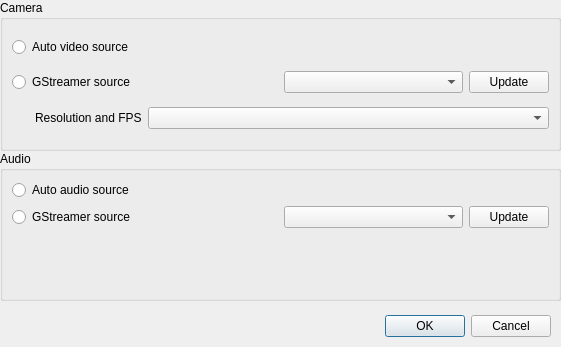
Before: the Qt Designer form preferences.ui in aliakseis/webrtc-ui, drawn with Qt 5.
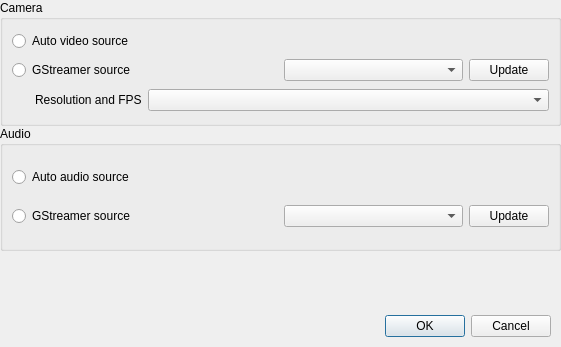
After: the same form once the commit is applied.

Diff of the .ui file:
```diff
--- a/preferences.ui
+++ b/preferences.ui
@@ -25,7 +25,7 @@
      <x>0</x>
      <y>0</y>
      <width>561</width>
-     <height>301</height>
+     <height>251</height>
     </rect>
    </property>
    <layout class="QVBoxLayout" name="horizontalLayout_4" stretch="0,0">
@@ -195,39 +195,6 @@
          </item>
         </layout>
        </item>
-       <item row="2" column="0" colspan="2">
-        <layout class="QHBoxLayout" name="verticalLayout_9">
-         <item>
-          <widget class="QLabel" name="label_audio">
-           <property name="sizePolicy">
-            <sizepolicy hsizetype="Fixed" vsizetype="Preferred">
-             <horstretch>0</horstretch>
-             <verstretch>0</verstretch>
-            </sizepolicy>
-           </property>
-           <property name="text">
-            <string/>
-           </property>
-          </widget>
-         </item>
-         <item>
-          <spacer name="horizontalSpacer">
-           <property name="orientation">
-            <enum>Qt::Horizontal</enum>
-           </property>
-           <property name="sizeType">
-            <enum>QSizePolicy::Minimum</enum>
-           </property>
-           <property name="sizeHint" stdset="0">
-            <size>
-             <width>10</width>
-             <height>20</height>
-            </size>
-           </property>
-          </spacer>
-         </item>
-        </layout>
-       </item>
        <item row="0" column="0">
         <widget class="QRadioButton" name="autoAudioSrc">
          <property name="text">
```
